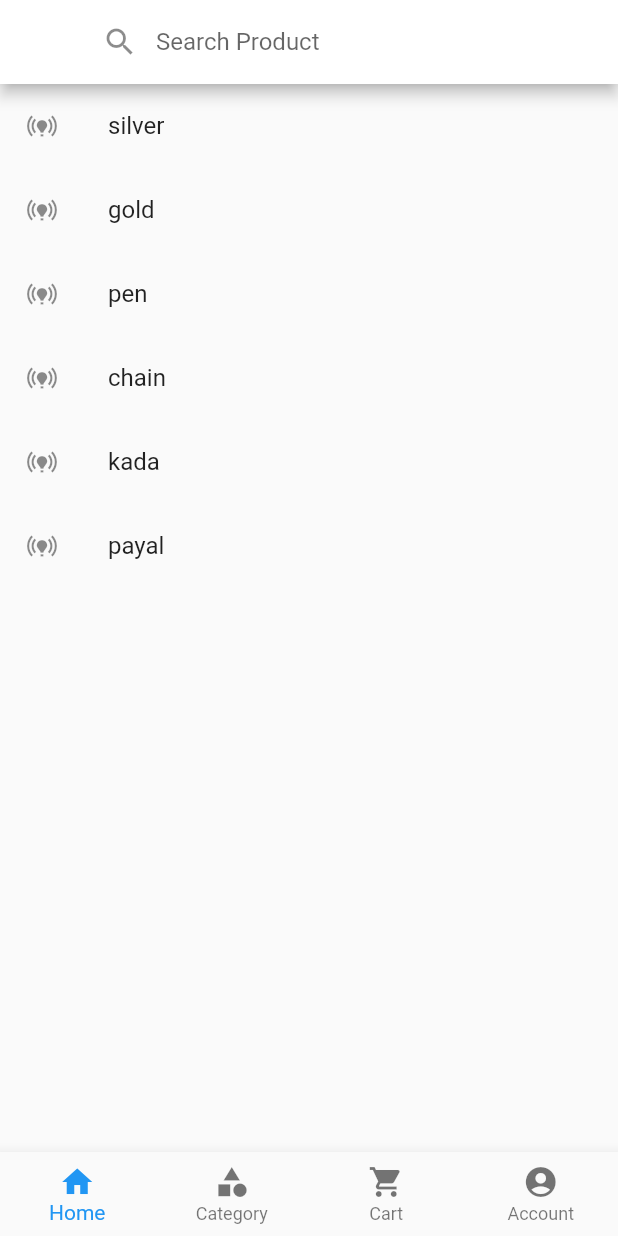
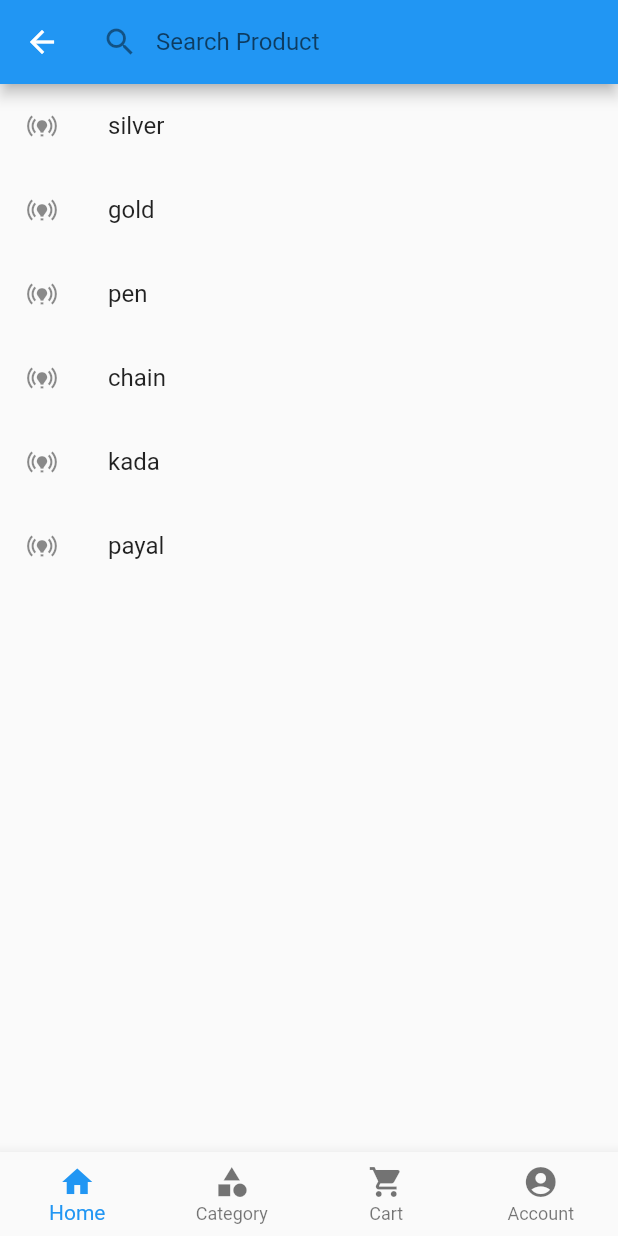
Before and after one commit to Rajkumarlohar65/flutter_projects, a Flutter app: the HomeView screen opened by its route, on a phone screen of 412 x 824 dp. Run offline on Flutter 3.47's test engine with Material 2 defaults, Android fonts, the phone set to English and light mode, and no system bars; our stand-ins replace firebase_auth, firebase_core, get; accounts and stored records are empty.

Commit message:
removing background color form app bar

```diff
--- a/bhawani_silver/lib/app/widgets/my_app_bar.dart
+++ b/bhawani_silver/lib/app/widgets/my_app_bar.dart
@@ -13,7 +13,6 @@
   @override
   Widget build(BuildContext context) {
     return AppBar(
-        backgroundColor: Colors.white,
         titleSpacing: 0.0,
         title: Hero(
             tag: AppString.appBarTag,
@@ -27,6 +26,9 @@
                 readOnly: true,
                 onTap: () {
                   showSearch(context: context, delegate: MySearchDelegate());
-                })));
+                }
+                )
+        )
+    );
   }
 }
```
